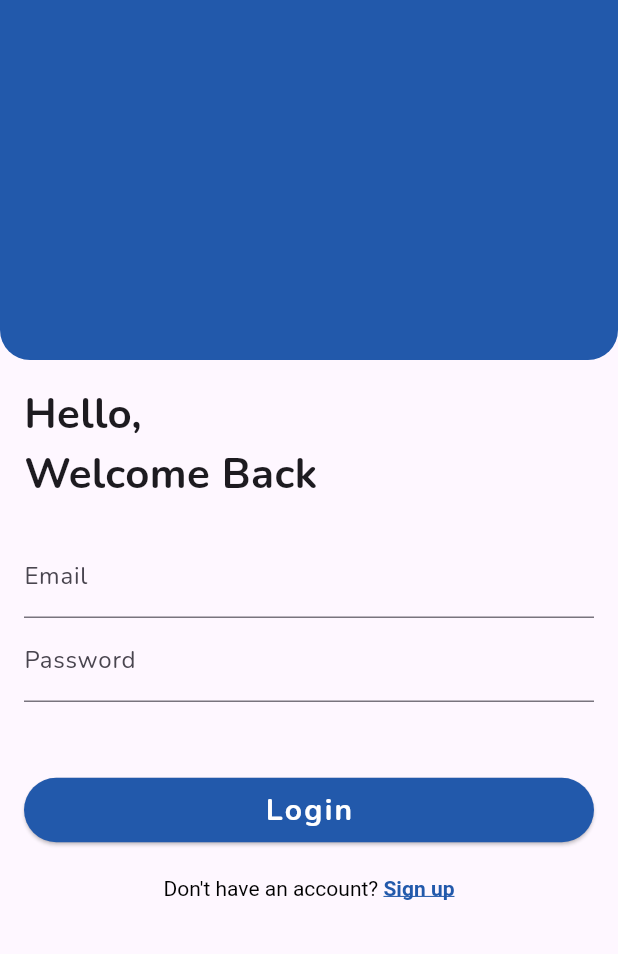
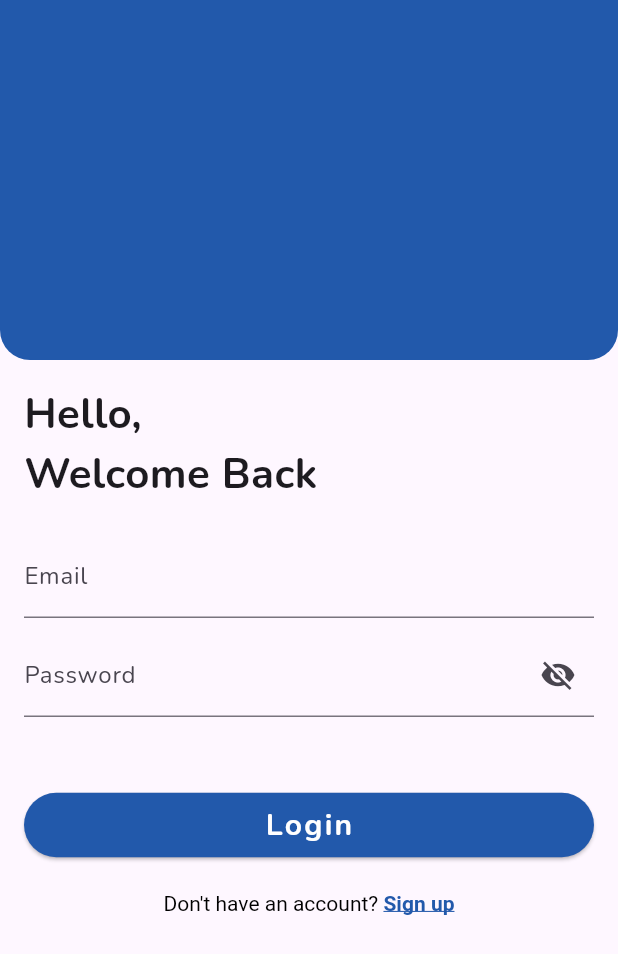
Before and after one commit to rodgerswisdom/Bob_flutter, a Flutter app: the screen it shows after launch, on a phone screen of 412 x 824 dp. Shown: the top 954 px of the screen. Run offline on Flutter 3.47's test engine with Material 3 defaults, Android fonts, the phone set to English and light mode, and no system bars; our stand-ins replace shared_preferences.

Commit message:
feature: invisible password icon on login

```diff
--- a/lib/screens/login_screen.dart
+++ b/lib/screens/login_screen.dart
@@ -13,6 +13,7 @@ class _LoginScreenState extends State<LoginScreen> {
   final _emailController = TextEditingController();
   final _passwordController = TextEditingController();
   final _formKey = GlobalKey<FormState>();
+  bool _isPasswordVisible = false;
 
   void _login() async {
     if (_formKey.currentState?.validate() ?? false) {
@@ -66,7 +67,7 @@ class _LoginScreenState extends State<LoginScreen> {
               ),
               TextFormField(
                 controller: _emailController,
-                decoration: const InputDecoration(labelText: 'Email'),
+                decoration:  const InputDecoration(labelText: 'Email'),
                 keyboardType: TextInputType.emailAddress,
                 validator: (value) {
                   if (value == null || value.isEmpty) {
@@ -75,10 +76,25 @@ class _LoginScreenState extends State<LoginScreen> {
                   return null;
                 },
               ),
+              const SizedBox(height: 10),
               TextFormField(
                 controller: _passwordController,
-                decoration: const InputDecoration(labelText: 'Password'),
-                obscureText: true,
+                decoration:  InputDecoration(
+                  labelText: 'Password',
+                  suffixIcon: IconButton(
+                            icon: Icon(
+                              _isPasswordVisible
+                                  ? Icons.visibility
+                                  : Icons.visibility_off,
+                            ),
+                            onPressed: () {
+                              setState(() {
+                                _isPasswordVisible = !_isPasswordVisible;
+                              });
+                            },
+                          ),
+                          ),
+                obscureText: !_isPasswordVisible,
                 validator: (value) {
                   if (value == null || value.isEmpty) {
                     return 'Please enter your password';
--- a/lib/screens/register_screen.dart
+++ b/lib/screens/register_screen.dart
@@ -6,7 +6,7 @@ class RegisterScreen extends StatefulWidget {
   const RegisterScreen({super.key});
 
   @override
-  _RegisterScreenState createState() => _RegisterScreenState();
+  State<RegisterScreen> createState() => _RegisterScreenState();
 }
 
 class _RegisterScreenState extends State<RegisterScreen> {
--- a/lib/services/user_service.dart
+++ b/lib/services/user_service.dart
@@ -6,11 +6,6 @@ class UserService {
   static const String baseUrl =
       'https://bob-server.vercel.app'; // Replace with your backend URL
 
-  // // Get User ID from Shared Preferences
-  // static Future<String?> getUserId() async {
-  //   final prefs = await SharedPreferences.getInstance();
-  //   return prefs.getString('userId');
-  // }
 
   // Get Token from Shared Preferences
   static Future<String?> getToken() async {
```
